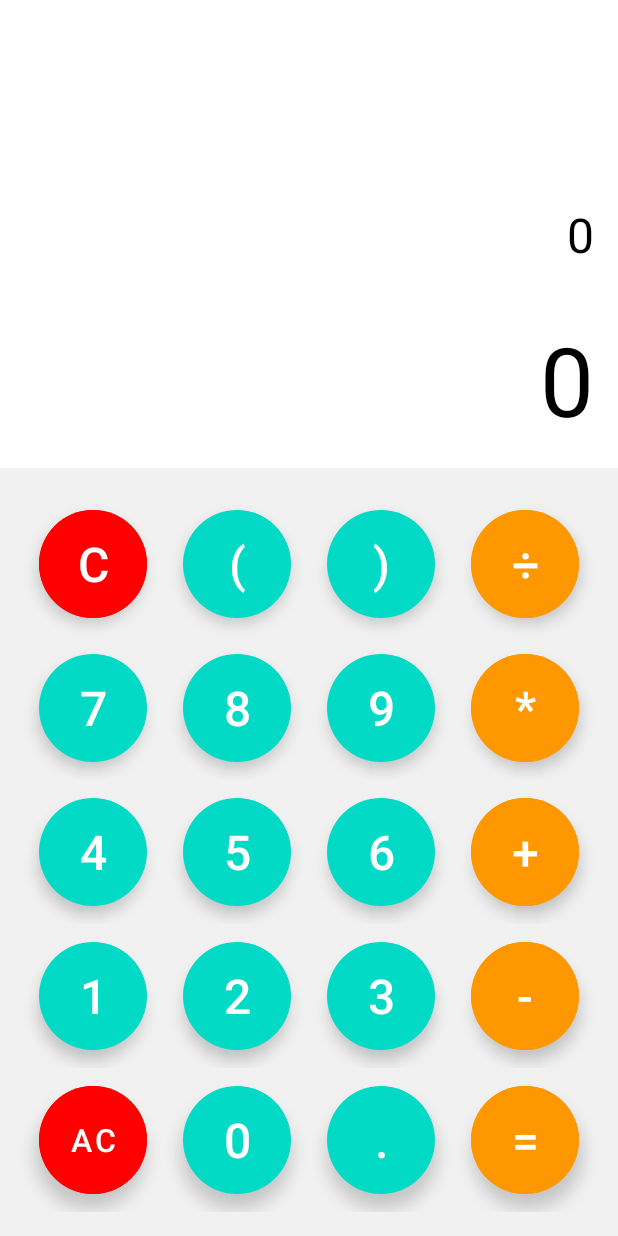
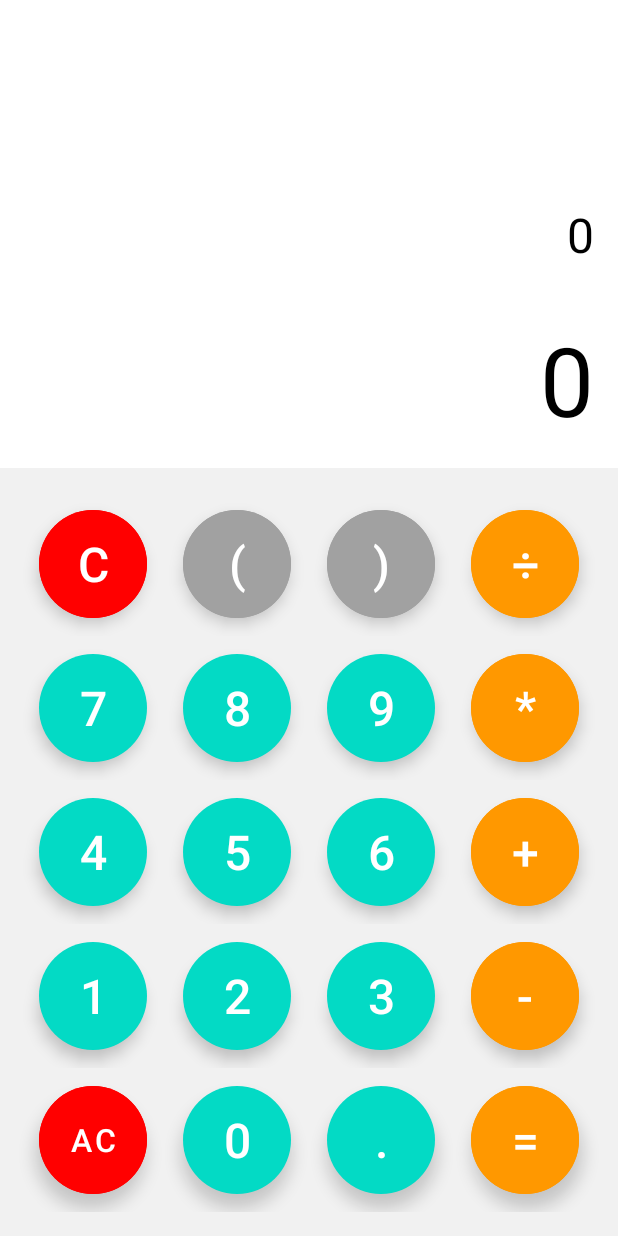
Before and after one commit to DaltonChivambo/Calculator, an Android app: the screen it shows after launch (MainActivity), on a phone screen of 412 x 824 dp. Run offline under Robolectric (Android 15) with nearby library versions, the phone set to English and light mode, and no system bars.

Commit message:
Implementing Events

```diff
--- a/app/src/main/java/com/sky/ink/calculator/MainActivity.java
+++ b/app/src/main/java/com/sky/ink/calculator/MainActivity.java
@@ -20,6 +20,8 @@ public class MainActivity extends AppCompatActivity implements View.OnClickListe
     protected void onCreate(Bundle savedInstanceState) {
         super.onCreate(savedInstanceState);
         setContentView(R.layout.activity_main);
+
+        initComponents();
     }
 
     private void initComponents(){
@@ -38,29 +40,16 @@ public class MainActivity extends AppCompatActivity implements View.OnClickListe
         assignId(buttonAc,R.id.button_ac);
         assignId(buttonDot,R.id.button_dot);
 
-
-        assignId(buttonDot,R.id.button_dot);
-        assignId(buttonDot,R.id.button_dot);
-        assignId(buttonDot,R.id.button_dot);
-        assignId(buttonDot,R.id.button_dot);
-        assignId(buttonDot,R.id.button_dot);
-        assignId(buttonDot,R.id.button_dot);
-        assignId(buttonDot,R.id.button_dot);
-        assignId(buttonDot,R.id.button_dot);
-
-
-        button_number [0] = findViewById(R.id.button_0);
-        button_number [1] = findViewById(R.id.button_1);
-        button_number [2] = findViewById(R.id.button_2);
-        button_number [3] = findViewById(R.id.button_3);
-        button_number [4] = findViewById(R.id.button_4);
-        button_number [5] = findViewById(R.id.button_5);
-        button_number [6] = findViewById(R.id.button_6);
-        button_number [7] = findViewById(R.id.button_7);
-        button_number [8] = findViewById(R.id.button_8);
-        button_number [9] = findViewById(R.id.button_9);
-
-
+        assignId(button_number[0],R.id.button_0);
+        assignId(button_number[1],R.id.button_1);
+        assignId(button_number[2],R.id.button_2);
+        assignId(button_number[3],R.id.button_3);
+        assignId(button_number[4],R.id.button_4);
+        assignId(button_number[5],R.id.button_5);
+        assignId(button_number[6],R.id.button_6);
+        assignId(button_number[7],R.id.button_7);
+        assignId(button_number[8],R.id.button_8);
+        assignId(button_number[9],R.id.button_9);
     }
 
     private void assignId(Button button,int id){
@@ -71,5 +60,31 @@ public class MainActivity extends AppCompatActivity implements View.OnClickListe
     @Override
     public void onClick(View view) {
 
+        Button button = (Button) view;
+        String buttonText = button.getText().toString();
+
+        String dataToCalculate = textViewSolution.getText().toString();
+
+        if (buttonText.equals("AC")){
+            textViewSolution.setText("0");
+            textViewResult.setText("0");
+            return;
+        }
+
+        if (buttonText.equals("=")){
+            textViewSolution.setText(textViewResult.getText());
+            return;
+        }
+
+        if (buttonText.equals("C")){
+            byte var0 = 0;
+            int var1 = dataToCalculate.length()-1;
+            dataToCalculate = dataToCalculate.substring(var0,var1);
+        }else {
+            dataToCalculate = dataToCalculate + buttonText;
+        }
+
+        textViewSolution.setText(dataToCalculate);
+
     }
 }
--- a/app/src/main/res/layout/activity_main.xml
+++ b/app/src/main/res/layout/activity_main.xml
@@ -8,28 +8,32 @@
     tools:context=".MainActivity">
 
     <TextView
+        android:id="@+id/tv_solution"
         android:layout_width="match_parent"
         android:layout_height="wrap_content"
-        android:id="@+id/tv_solution"
+        android:layout_above="@+id/tv_result"
+        android:layout_marginStart="16dp"
+        android:layout_marginTop="16dp"
+        android:layout_marginEnd="16dp"
+        android:layout_marginBottom="16dp"
         android:text="0"
-        android:textSize="32dp"
         android:textAlignment="textEnd"
         android:textColor="@color/black"
-        android:layout_above="@+id/tv_result"
-        android:layout_margin="16dp"
-        />
+        android:textSize="32dp" />
 
     <TextView
+        android:id="@+id/tv_result"
         android:layout_width="match_parent"
         android:layout_height="wrap_content"
-        android:id="@+id/tv_result"
+        android:layout_above="@id/buttons_layout"
+        android:layout_marginStart="16dp"
+        android:layout_marginTop="16dp"
+        android:layout_marginEnd="16dp"
+        android:layout_marginBottom="16dp"
         android:text="0"
-        android:textSize="64dp"
         android:textAlignment="textEnd"
         android:textColor="@color/black"
-        android:layout_above="@id/buttons_layout"
-        android:layout_margin="16dp"
-        />
+        android:textSize="64dp" />
 
 
     <LinearLayout
@@ -69,6 +73,7 @@
             android:textColor="@color/white"
             android:layout_margin="12dp"
             android:id="@+id/button_open_bracket"
+            android:backgroundTint="@color/brackets"
             android:text="("
             />
         <Button
@@ -79,6 +84,7 @@
             android:textSize="32dp"
             android:textColor="@color/white"
             android:layout_margin="12dp"
+            android:backgroundTint="@color/brackets"
             android:id="@+id/button_close_bracket"
             android:text=")"
             />
--- a/app/src/main/res/values/colors.xml
+++ b/app/src/main/res/values/colors.xml
@@ -10,4 +10,5 @@
     <color name="orange">#FF9800</color>
     <color name="red">#FF0000</color>
     <color name="small_gray">#F1F1F1</color>
+    <color name="brackets">#A1A1A1</color>
 </resources>
```
